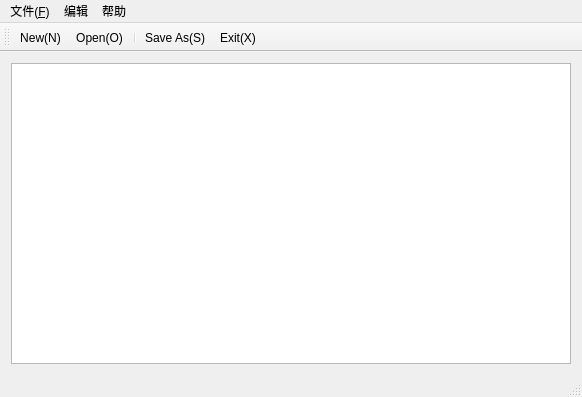
Old version of the form mainwindow.ui in the repository muyousome/MyNotepad_Qt.
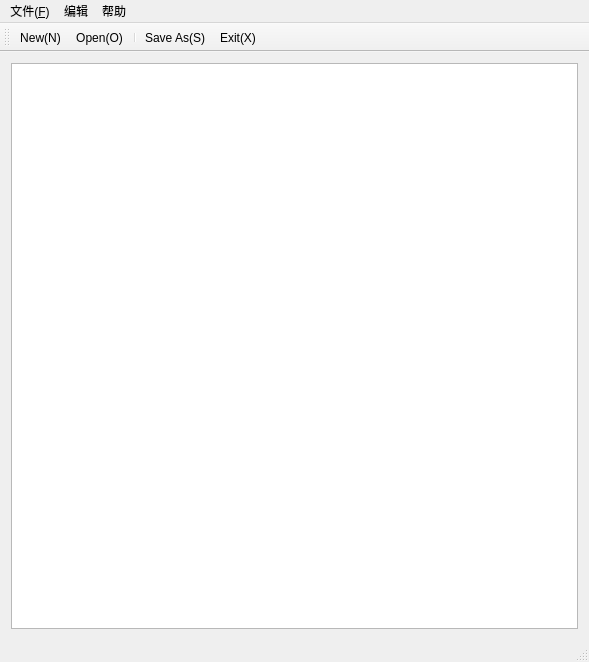
New version of the form. Icons and pictures are not drawn.

Diff of the .ui file:
```diff
--- a/mainwindow.ui
+++ b/mainwindow.ui
@@ -6,8 +6,8 @@
    <rect>
     <x>0</x>
     <y>0</y>
-    <width>582</width>
-    <height>397</height>
+    <width>589</width>
+    <height>662</height>
    </rect>
   </property>
   <property name="windowTitle">
@@ -25,11 +25,11 @@
     <rect>
      <x>0</x>
      <y>0</y>
-     <width>582</width>
+     <width>589</width>
      <height>23</height>
     </rect>
    </property>
-   <widget class="QMenu" name="menu_F">
+   <widget class="QMenu" name="menu_3">
     <property name="title">
      <string>文件(&amp;F)</string>
     </property>
@@ -58,7 +58,7 @@
     </property>
     <addaction name="actionAbout"/>
    </widget>
-   <addaction name="menu_F"/>
+   <addaction name="menu_3"/>
    <addaction name="menu"/>
    <addaction name="menu_2"/>
   </widget>
```
Left out of the diff: 18 changed lines with no effect on the pictures.
